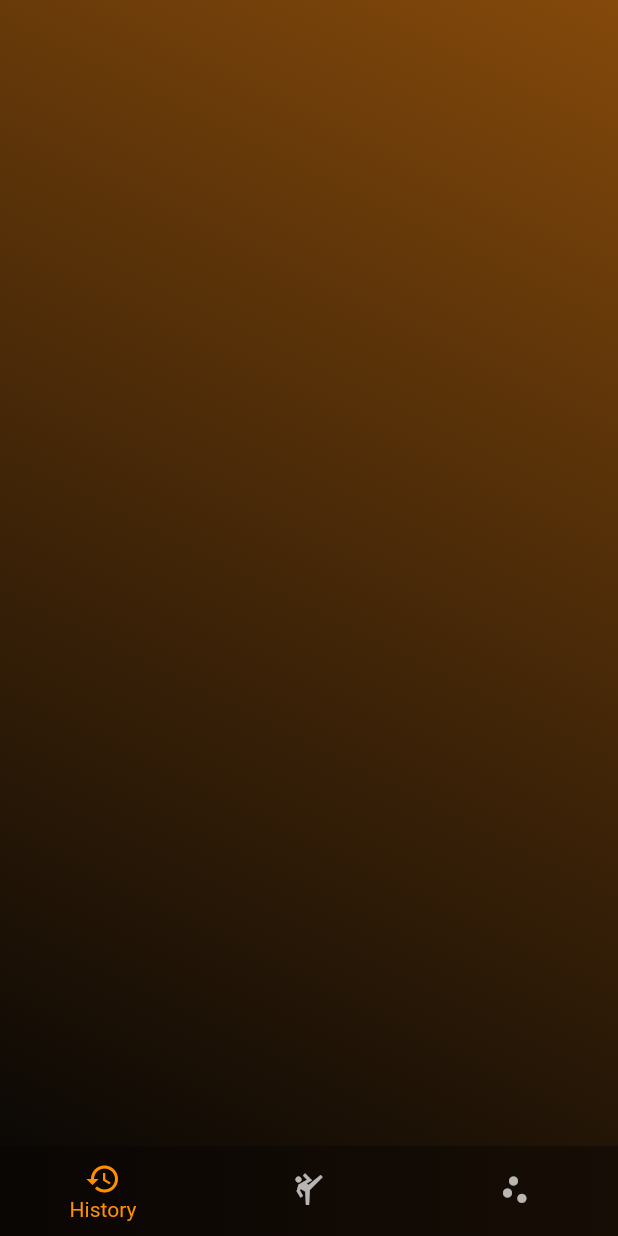
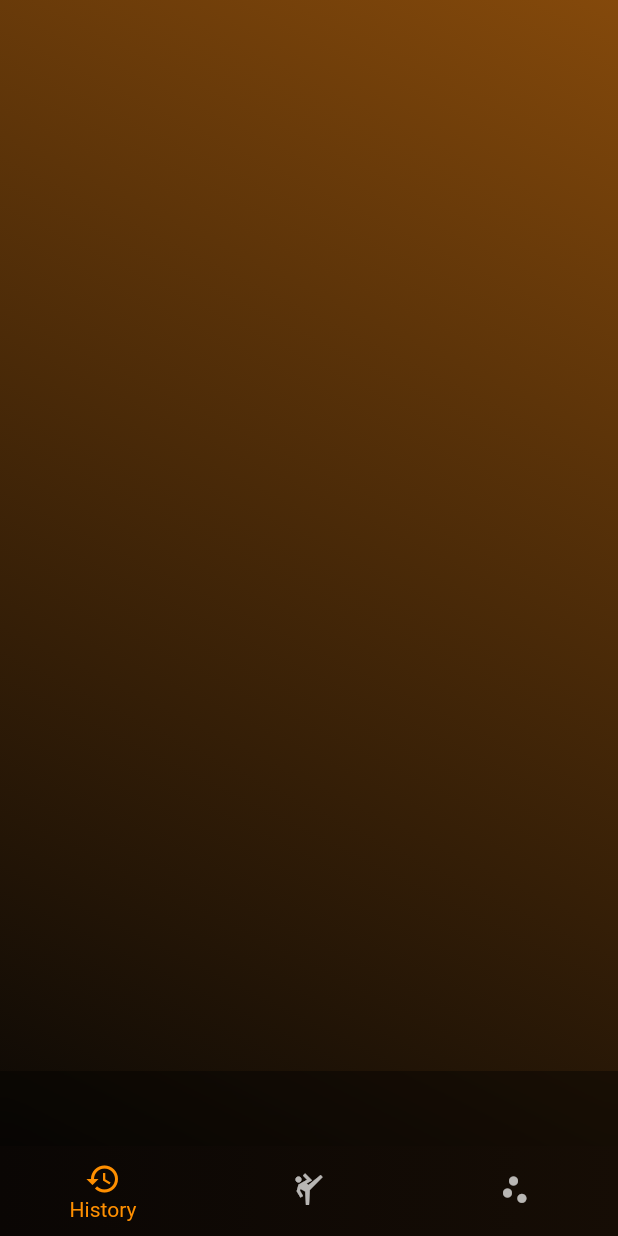
Before and after one commit to Chris20008/O-n-e-D-a-y-, a Flutter app: the screen it shows after launch, on a phone screen of 412 x 824 dp. Run offline on Flutter 3.47's test engine with Material 2 defaults, Android fonts, the phone set to English and light mode, and no system bars; drawn by our look-alikes of sliding_up_panel; our stand-ins replace auto_size_text, flutter_slidable, objectbox; missing offline and left inert: objectbox_flutter_libs, spotify_sdk; generated files the repository leaves out were written again.

Commit message:
Feature: First implementation of Spotify remote control

```diff
--- a/lib/main.dart
+++ b/lib/main.dart
@@ -1,5 +1,3 @@
-import 'dart:ui';
-
 import 'package:fitness_app/screens/screen_workout_history/screen_workout_history.dart';
 import 'package:fitness_app/screens/screen_workouts/panels/new_exercise_panel.dart';
 import 'package:fitness_app/screens/screen_workouts/panels/new_workout_panel.dart';
@@ -7,10 +5,12 @@ import 'package:fitness_app/screens/screen_workouts/screen_running_workout.dart'
 import 'package:fitness_app/screens/screen_workouts/screen_workouts.dart';
 import 'package:fitness_app/util/objectbox/object_box.dart';
 import 'package:fitness_app/widgets/bottom_menu.dart';
+import 'package:fitness_app/widgets/spotify_bar.dart';
 import 'package:fitness_app/widgets/standard_popup.dart';
 import 'package:flutter/material.dart';
 import 'package:flutter/services.dart';
 import 'package:provider/provider.dart';
+import 'package:spotify_sdk/spotify_sdk.dart';
 
 late ObjectBox objectbox;
 bool objectboxIsInitialized = false;
@@ -81,7 +81,13 @@ class _MyHomePageState extends State<MyHomePage> {
   @override
   void initState() {
     initObjectBox();
+    connectToSpotify();
     super.initState();
+  }
+
+  void connectToSpotify()async{
+    bool result = await SpotifySdk.connectToSpotifyRemote(clientId: "6911043ee364484fb270f70844bdb38f", redirectUrl: "fitness-app://spotify-callback");
+    print("CONNECTED SPOTIFY: $result");
   }
 
   void initObjectBox() async{
@@ -182,6 +188,7 @@ class _MyHomePageState extends State<MyHomePage> {
                         CrossFadeState.showSecond,
                         duration: const Duration(milliseconds: 200)
                     ),
+                    SpotifyBar(),
                     const NewWorkOutPanel(),
                     const NewExercisePanel(),
                     const StandardPopUp()
--- /dev/null
+++ b/lib/widgets/spotify_bar.dart
@@ -0,0 +1,219 @@
+import 'dart:ui';
+import 'package:flutter/material.dart';
+import 'package:flutter/services.dart';
+import 'package:spotify_sdk/models/image_uri.dart';
+import 'package:spotify_sdk/models/player_state.dart';
+import 'package:spotify_sdk/spotify_sdk.dart';
+
+class SpotifyBar extends StatefulWidget {
+  const SpotifyBar({super.key});
+
+  @override
+  State<SpotifyBar> createState() => _SpotifyBarState();
+}
+
+class _SpotifyBarState extends State<SpotifyBar> {
+  late ImageUri? currentTrackImageUri;
+  @override
+  Widget build(BuildContext context) {
+    return Padding(
+      padding: const EdgeInsets.only(bottom: 0),
+      child: SafeArea(
+        child: Align(
+          alignment: Alignment.bottomCenter,
+          child: ClipRRect(
+            child: BackdropFilter(
+              filter: ImageFilter.blur(
+                sigmaX: 10.0,
+                sigmaY: 10.0,
+              ),
+              child: Container(
+                height: 50,
+                width: double.maxFinite,
+                color: Colors.black.withOpacity(0.4),
+                child: StreamBuilder<PlayerState>(
+                  stream: SpotifySdk.subscribePlayerState(),
+                  builder: (BuildContext context, AsyncSnapshot<PlayerState> snapshot){
+                    var track = snapshot.data?.track;
+                    currentTrackImageUri = track?.imageUri;
+
+                    return snapshot.data == null? const SizedBox() : Row(
+                      children: [
+                        spotifyImageWidget(currentTrackImageUri?? ImageUri("None")),
+                        const Spacer(flex:1),
+                        IconButton(
+                            iconSize: 30,
+                            style: ButtonStyle(
+                                backgroundColor: MaterialStateProperty.all(Colors.transparent),
+                                shape: MaterialStateProperty.all(RoundedRectangleBorder(borderRadius: BorderRadius.circular(10)))
+                            ),
+                            onPressed: () async{
+                              skipPrevious();
+                            },
+                            icon: Icon(
+                              Icons.skip_previous,
+                              color: Colors.amber[800],
+                            )
+                        ),
+                        const Spacer(flex:1),
+                        IconButton(
+                            iconSize: 30,
+                            style: ButtonStyle(
+                                backgroundColor: MaterialStateProperty.all(Colors.transparent),
+                                shape: MaterialStateProperty.all(RoundedRectangleBorder(borderRadius: BorderRadius.circular(10)))
+                            ),
+                            onPressed: () async{
+                              snapshot.data!.isPaused? resume() : pause();
+                            },
+                            icon: Icon(
+                              snapshot.data!.isPaused? Icons.play_arrow : Icons.pause,
+                              color: Colors.amber[800],
+                            )
+                        ),
+                        const Spacer(flex:1),
+                        IconButton(
+                            iconSize: 30,
+                            style: ButtonStyle(
+                                backgroundColor: MaterialStateProperty.all(Colors.transparent),
+                                shape: MaterialStateProperty.all(RoundedRectangleBorder(borderRadius: BorderRadius.circular(10)))
+                            ),
+                            onPressed: () async{
+                              skipNext(); //.then((value) => setState(() => {}));
+                            },
+                            icon: Icon(
+                              Icons.skip_next,
+                              color: Colors.amber[800],
+                            )
+                        ),
+                        const Spacer(flex:6),
+                        IconButton(
+                            iconSize: 20,
+                            style: ButtonStyle(
+                                backgroundColor: MaterialStateProperty.all(Colors.transparent),
+                                // shape: MaterialStateProperty.all(RoundedRectangleBorder(borderRadius: BorderRadius.circular(10)))
+                            ),
+                            onPressed: () async{
+                              disconnect().then((value) => setState(() => {}));
+                            },
+                            icon: Icon(
+                              Icons.cancel,
+                              color: Colors.amber[800],
+                            )
+                        ),
+                      ],
+                    );
+                  },
+                ),
+              ),
+            ),
+          ),
+        ),
+      ),
+    );
+  }
+
+  Widget spotifyImageWidget(ImageUri image) {
+    return FutureBuilder(
+        future: SpotifySdk.getImage(
+          imageUri: image,
+          dimension: ImageDimension.xSmall,
+        ),
+        builder: (BuildContext context, AsyncSnapshot<Uint8List?> snapshot) {
+          if (snapshot.hasData) {
+            return Image.memory(
+              snapshot.data!,
+              height: 50,
+              width: 50,
+              gaplessPlayback: true,
+            );
+          }
+          else{
+            return const SizedBox();
+          }
+
+          // else if (snapshot.hasError) {
+          //   // setStatus(snapshot.error.toString());
+          //   return SizedBox(
+          //     width: ImageDimension.xSmall.value.toDouble(),
+          //     height: ImageDimension.xSmall.value.toDouble(),
+          //     // child: const Center(child: Text('Error getting image')),
+          //   );
+          // } else {
+          //   return SizedBox(
+          //     width: ImageDimension.xSmall.value.toDouble(),
+          //     height: ImageDimension.xSmall.value.toDouble(),
+          //     // child: const Center(child: Text('Getting image...')),
+          //   );
+          // }
+        }
+      );
+    }
+}
+
+Future<bool> connectToSpotify()async{
+  bool result = await SpotifySdk.connectToSpotifyRemote(clientId: "6911043ee364484fb270f70844bdb38f", redirectUrl: "fitness-app://spotify-callback");
+  print("CONNECTED SPOTIFY: $result");
+  return result;
+}
+
+Future<void> skipPrevious() async {
+  try {
+    await SpotifySdk.skipPrevious();
+  } on PlatformException catch (e) {
+    // setStatus(e.code, message: e.message);
+  } on MissingPluginException {
+    // setStatus('not implemented');
+  }
+}
+Future<void> skipNext() async {
+  try {
+    await SpotifySdk.skipNext();
+  } on PlatformException catch (e) {
+    // setStatus(e.code, message: e.message);
+  } on MissingPluginException {
+    // setStatus('not implemented');
+  }
+}
+
+Future<void> pause() async {
+  try {
+    await SpotifySdk.pause();
+  } on PlatformException catch (e) {
+    // setStatus(e.code, message: e.message);
+  } on MissingPluginException {
+    // setStatus('not implemented');
+  }
+}
+
+Future<void> resume() async {
+  try {
+    await SpotifySdk.resume();
+  } on PlatformException catch (e) {
+    // setStatus(e.code, message: e.message);
+  } on MissingPluginException {
+    // setStatus('not implemented');
+  }
+}
+
+Future<void> disconnect() async {
+  try {
+    // setState(() {
+    //   _loading = true;
+    // });
+    var result = await SpotifySdk.disconnect();
+    // setStatus(result ? 'disconnect successful' : 'disconnect failed');
+    // setState(() {
+    //   _loading = false;
+    // });
+  } on PlatformException catch (e) {
+    // setState(() {
+    //   _loading = false;
+    // });
+    // setStatus(e.code, message: e.message);
+  } on MissingPluginException {
+    // setState(() {
+    //   _loading = false;
+    // });
+    // setStatus('not implemented');
+  }
+}
--- a/pubspec.yaml
+++ b/pubspec.yaml
@@ -39,6 +39,7 @@ dependencies:
   intl: ^0.19.0
   quiver: ^3.2.1
   auto_size_text: ^3.0.0
+  spotify_sdk: ^2.3.1
 
 
   # The following adds the Cupertino Icons font to your application.
```
Also changed, not shown: pubspec.lock, 4 other files.
